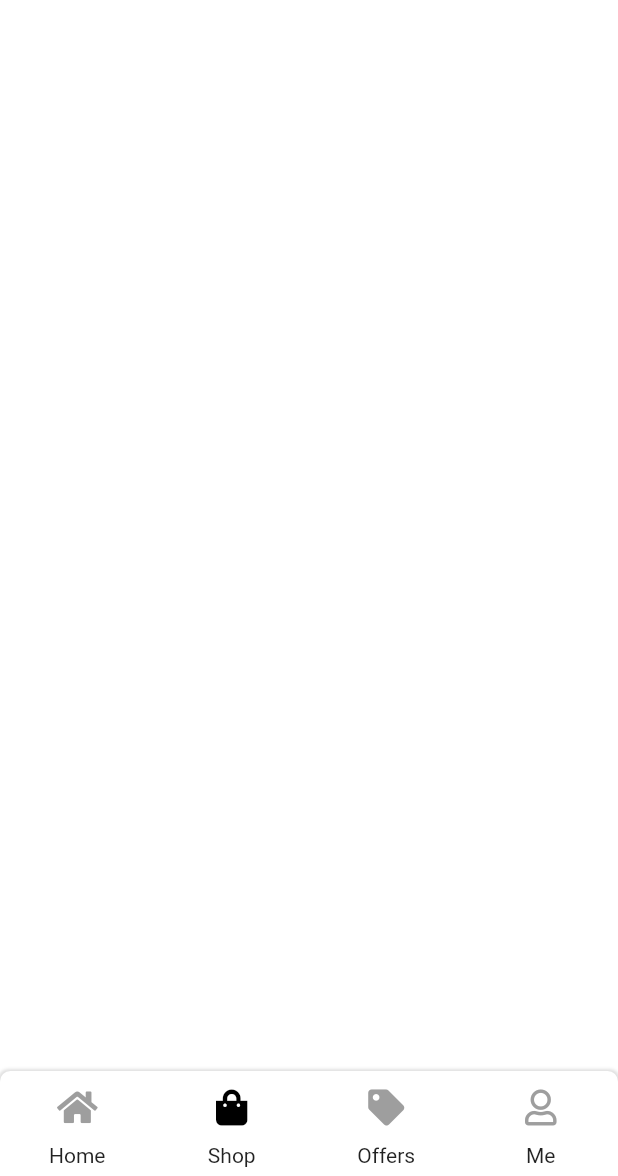
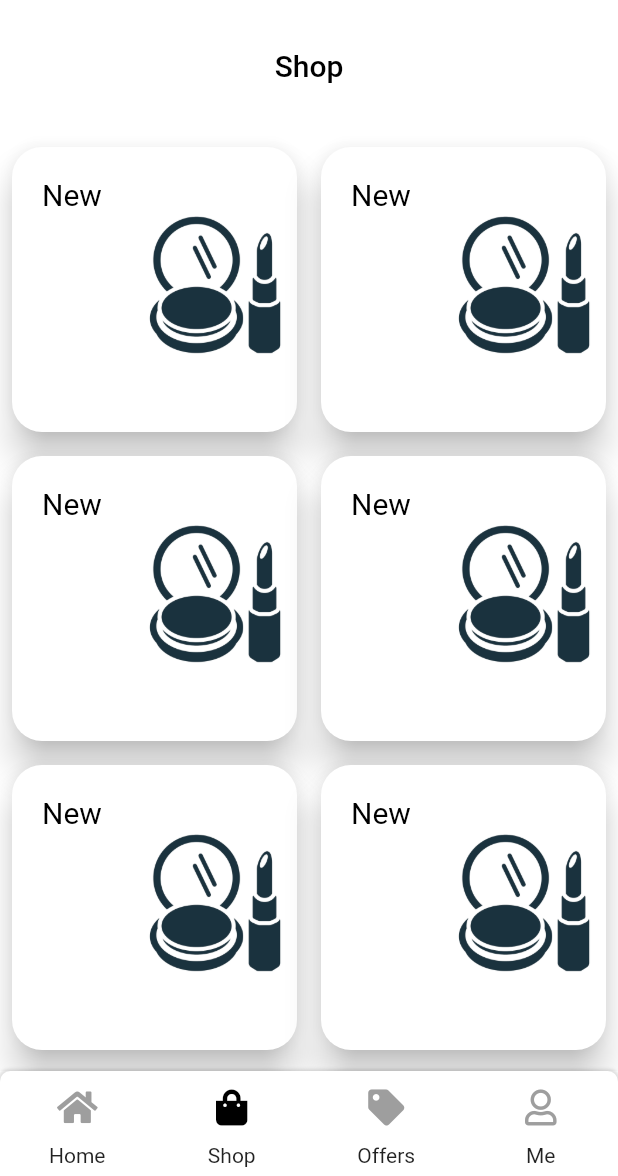
Before and after one commit to myachoo/admin, a Flutter app: the HomeScreen screen opened by its route, item 2 of the bottom bar chosen, on a phone screen of 412 x 824 dp, the part 60-1236 px from its top. Run offline on Flutter 3.47's test engine with Material 2 defaults, Android fonts, the phone set to English and light mode, and no system bars; our stand-ins replace cached_network_image, carousel_slider, cloud_firestore, dio, firebase_auth, firebase_core and 12 more; missing offline and left inert: bluetooth_print; accounts and stored records are empty.

Commit message:
UI Update

```diff
--- a/lib/screen/home_screen.dart
+++ b/lib/screen/home_screen.dart
@@ -6,6 +6,7 @@ import 'package:get/get.dart';
 import 'package:kozarni_ecome/controller/home_controller.dart';
 import 'package:kozarni_ecome/data/constant.dart';
 import 'package:kozarni_ecome/routes/routes.dart';
+import 'package:kozarni_ecome/screen/shop.dart';
 import 'package:kozarni_ecome/screen/view/brand.dart';
 import 'package:kozarni_ecome/screen/view/cart.dart';
 import 'package:kozarni_ecome/screen/view/favourite.dart';
@@ -18,8 +19,9 @@ import 'view/profile.dart';
 
 List<Widget> _template = [
   HomeView(),
-  BrandView(),
-  //HotView(),
+  Shop(),
+  HotView(),
+  // BrandView(),
   CartView(),
   FavouriteView(),
   ProfileView(),
--- /dev/null
+++ b/lib/screen/shop.dart
@@ -0,0 +1,160 @@
+import 'package:flutter/material.dart';
+
+// ignore: camel_case_types
+class Shop extends StatefulWidget {
+  @override
+  _ShopState createState() => _ShopState();
+}
+
+class _ShopState extends State<Shop>
+    with SingleTickerProviderStateMixin {
+  final colorstheme = Color(0xff4b4b87);
+
+  late TabController _tabController;
+
+  @override
+  void initState() {
+    _tabController = new TabController(length: 3, vsync: this, initialIndex: 0)
+      ..addListener(() {});
+    super.initState();
+  }
+
+  @override
+  Widget build(BuildContext context) {
+    return Scaffold(
+      backgroundColor: Colors.white,
+      appBar: AppBar(
+        backgroundColor: Colors.white,
+        title: Text(
+          'Shop',
+          style: TextStyle(fontSize: 20, color: Colors.black),
+        ),
+        centerTitle: true,
+        shadowColor: Colors.transparent,
+        // leading: Padding(
+        //   padding: const EdgeInsets.only(left:15.0),
+        //   child: IconButton(
+        //     icon: Icon(
+        //       Icons.arrow_back,
+        //       color: colorstheme,
+        //       size: 30,
+        //     ),
+        //     onPressed: () {},
+        //   ),
+        // ),
+      ),
+      body: Column(
+        children: [
+          // Container(
+          //   decoration: BoxDecoration(
+          //       borderRadius: BorderRadius.circular(20),
+          //       color: Colors.grey[300]),
+          //   child: TabBar(
+          //       isScrollable: true,
+          //       indicatorPadding: EdgeInsets.all(10),
+          //       labelColor: Colors.white,
+          //       unselectedLabelColor: colorstheme,
+          //       labelStyle: TextStyle(fontSize: 20),
+          //       labelPadding:
+          //       EdgeInsets.only(left: 35, right: 35, top: 10, bottom: 10),
+          //       indicator: BoxDecoration(
+          //           color: colorstheme,
+          //           borderRadius: BorderRadius.circular(20)),
+          //       controller: _tabController,
+          //       tabs: [
+          //         Text('Day'),
+          //         Text('Week'),
+          //         Text('Month'),
+          //       ]),
+          // ),
+          Expanded(
+            child: TabBarView(
+                controller: _tabController, children: [
+              CardWidget(),
+              CardWidget(),
+              CardWidget(),
+            ]),
+          )
+        ],
+      ),
+    );
+  }
+}
+
+class CardWidget extends StatelessWidget {
+  List data = [
+    {"color": Color(0xffff6968)},
+    {"color": Color(0xff7a54ff)},
+    {"color": Color(0xffff8f61)},
+    {"color": Color(0xff2ac3ff)},
+    {"color": Color(0xff5a65ff)},
+    {"color": Color(0xff96da45)},
+    {"color": Color(0xffff6968)},
+    {"color": Color(0xff7a54ff)},
+    {"color": Color(0xffff8f61)},
+    {"color": Color(0xff2ac3ff)},
+    {"color": Color(0xff5a65ff)},
+    {"color": Color(0xff96da45)},
+
+  ];
+
+  final colorwhite = Colors.white;
+
+  @override
+  Widget build(BuildContext context) {
+    return Padding(
+      padding: const EdgeInsets.only(top: 18.0),
+      child: GridView.builder(
+        itemCount: data.length,
+        gridDelegate: SliverGridDelegateWithFixedCrossAxisCount(
+          crossAxisCount: 2,
+          // crossAxisSpacing: 10
+        ),
+        itemBuilder: (context, index) {
+          return Padding(
+            padding: const EdgeInsets.all(4.0),
+            child: Card(
+              elevation: 10,
+              color: Colors.white,
+              shape: RoundedRectangleBorder(
+                  borderRadius: BorderRadius.circular(20)),
+              child: Padding(
+                padding: const EdgeInsets.all(0.0),
+                child: Column(
+                  children: [
+                    Row(
+                      mainAxisAlignment: MainAxisAlignment.spaceBetween,
+                      children: [
+                        Padding(
+                          padding: const EdgeInsets.only(left: 20, top: 20),
+                          child: Text(
+                            'New',
+                            style: TextStyle(color: Colors.black, fontSize: 20),
+                          ),
+                        ),
+                      ],
+                    ),
+                    Container(
+                        alignment: Alignment.bottomRight,
+                        padding: EdgeInsets.only(right:10),
+                        child: Column(
+                          children: [
+                          Image.asset(
+                          'assets/Make-up.png',
+                          width: 90,
+                          height: 100,
+                          fit: BoxFit.cover,
+                        ),
+                          ],
+                        ))
+
+                  ],
+                ),
+              ),
+            ),
+          );
+        },
+      ),
+    );
+  }
+}
```
Also changed, not shown: assets/Make-up.png (added).
